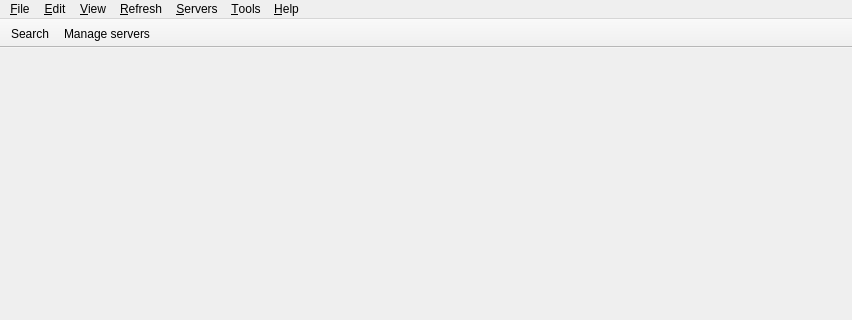
The window that Viewer/src/MainWindow.ui (ecmwf/ecflow) describes before a commit, drawn with Qt 5; both pictures show x 0 to 852 and y 0 to 320 of the 852 by 675 pixel window.
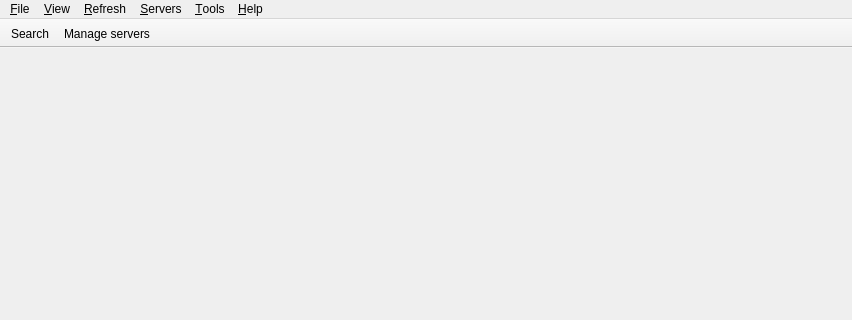
The same window after the commit. Icons and pictures are not drawn.

Commit message: ecFlowUI: change button layout in toolbar ECFLOW-1077

What changed in the file:
```diff
--- a/Viewer/src/MainWindow.ui
+++ b/Viewer/src/MainWindow.ui
@@ -60,16 +60,6 @@
     <addaction name="actionClose"/>
     <addaction name="actionQuit"/>
    </widget>
-   <widget class="QMenu" name="menuEdit">
-    <property name="tearOffEnabled">
-     <bool>true</bool>
-    </property>
-    <property name="title">
-     <string>&amp;Edit</string>
-    </property>
-    <addaction name="actionPreferences"/>
-    <addaction name="actionConfigureNodeMenu"/>
-   </widget>
    <widget class="QMenu" name="menuHelp">
     <property name="tearOffEnabled">
      <bool>true</bool>
@@ -115,7 +105,6 @@
     <addaction name="actionResetSelected"/>
    </widget>
    <addaction name="menuFile"/>
-   <addaction name="menuEdit"/>
    <addaction name="menuView"/>
    <addaction name="menuRefresh"/>
    <addaction name="menuServer"/>
```
Left out of the diff: 15 changed lines with no effect on the pictures. The commit also changes 6 other files.
